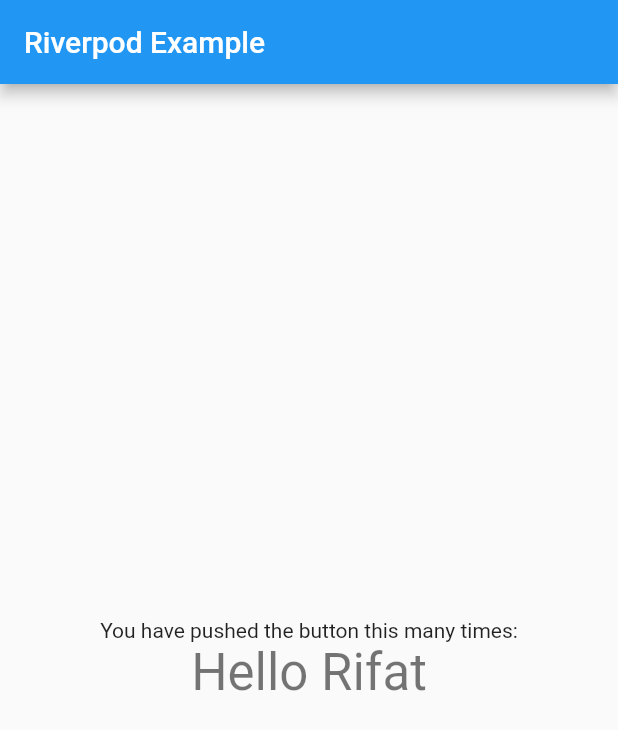
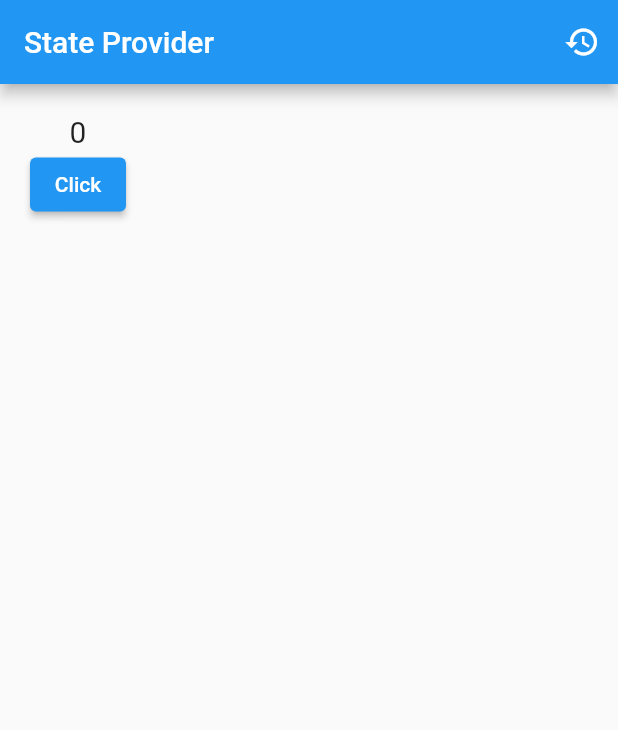
Before and after one commit to rajoanrahman100/riverpod_2.0_example, a Flutter app: the screen it shows after launch, on a phone screen of 412 x 824 dp. Shown: the top 730 px of the screen. Run offline on Flutter 3.47's test engine with Material 2 defaults, Android fonts, the phone set to English and light mode, and no system bars; our stand-ins replace flutter_riverpod.

```diff
--- a/lib/main.dart
+++ b/lib/main.dart
@@ -1,5 +1,6 @@
 import 'package:flutter/material.dart';
 import 'package:flutter_riverpod/flutter_riverpod.dart';
+import 'package:riverpod_demo/other_kind_of_provider/state_provider.dart';
 
 //Todo-> Riverpod Provider Syntax and Use
 //final nameProvider=Provider<String>((ref){return "Hello There";})
@@ -29,7 +30,7 @@ class MyApp extends StatelessWidget {
       theme: ThemeData(
         primarySwatch: Colors.blue,
       ),
-      home:  MyHomePageState(),
+      home:  const CounterApp(),
     );
   }
 }
--- /dev/null
+++ b/lib/other_kind_of_provider/state_provider.dart
@@ -0,0 +1,46 @@
+import 'package:flutter/material.dart';
+import 'package:flutter_riverpod/flutter_riverpod.dart';
+
+/// StateProvider is great for storing simple state objects that can change, such as a counter value
+///
+
+final stateProvider = StateProvider<int>(((ref) {
+  return 0;
+}));
+
+class CounterApp extends ConsumerWidget {
+  const CounterApp({Key? key}) : super(key: key);
+
+  @override
+  Widget build(BuildContext context, WidgetRef ref) {
+    final counter = ref.watch(stateProvider);
+    return Scaffold(
+      appBar: AppBar(
+        title: const Text("State Provider"),
+        actions: [
+          IconButton(onPressed: (){
+            //To reset the value of Counter
+            ref.invalidate(stateProvider);//Or
+            ref.refresh(stateProvider);
+          }, icon: const Icon(Icons.restore))
+        ],
+      ),
+      body: Padding(
+        padding: const EdgeInsets.all(20.0),
+        child: Column(
+          children: [
+            Text(
+              "$counter",
+              style: const TextStyle(fontSize: 20),
+            ),
+            ElevatedButton(
+                onPressed: () {
+                  ref.read(stateProvider.notifier).state++;
+                },
+                child: Text("Click"))
+          ],
+        ),
+      ),
+    );
+  }
+}
--- a/pubspec.yaml
+++ b/pubspec.yaml
@@ -37,6 +37,7 @@ dependencies:
   # Use with the CupertinoIcons class for iOS style icons.
   cupertino_icons: ^1.0.2
   flutter_riverpod:
+  flutter_hooks:
 
 dev_dependencies:
   flutter_test:
```
Also changed, not shown: lib/other_kind_of_provider/state_notifier_provider.dart (added), lib/other_kind_of_provider/state_provider_example_two.dart (added), pubspec.lock.
